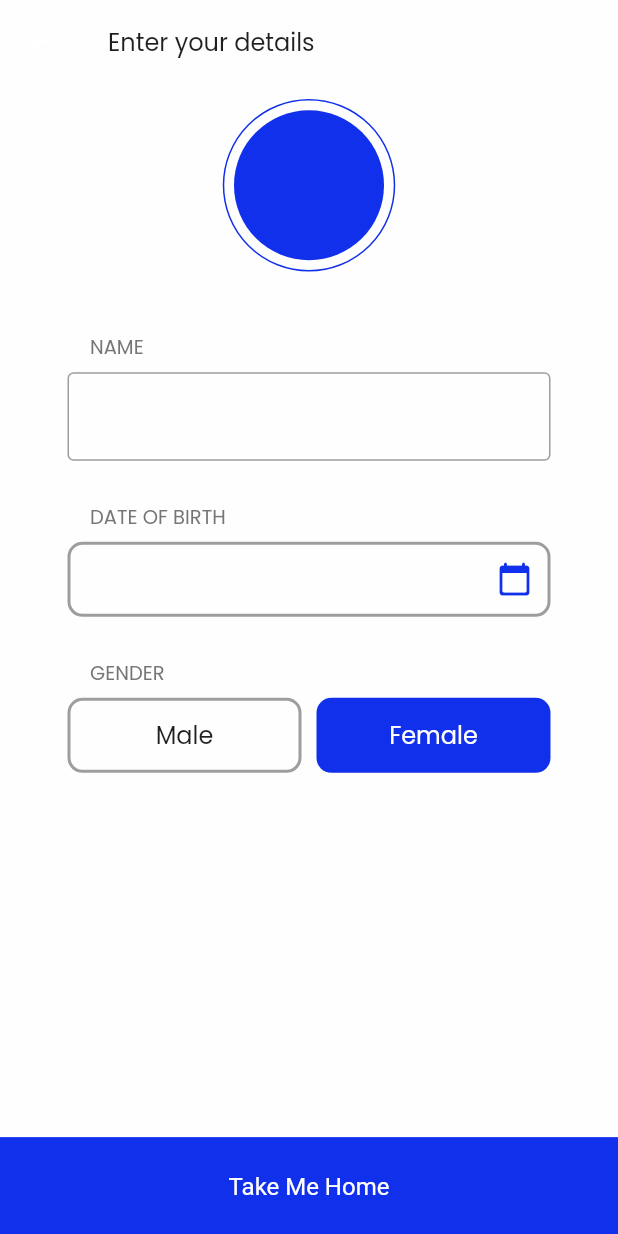
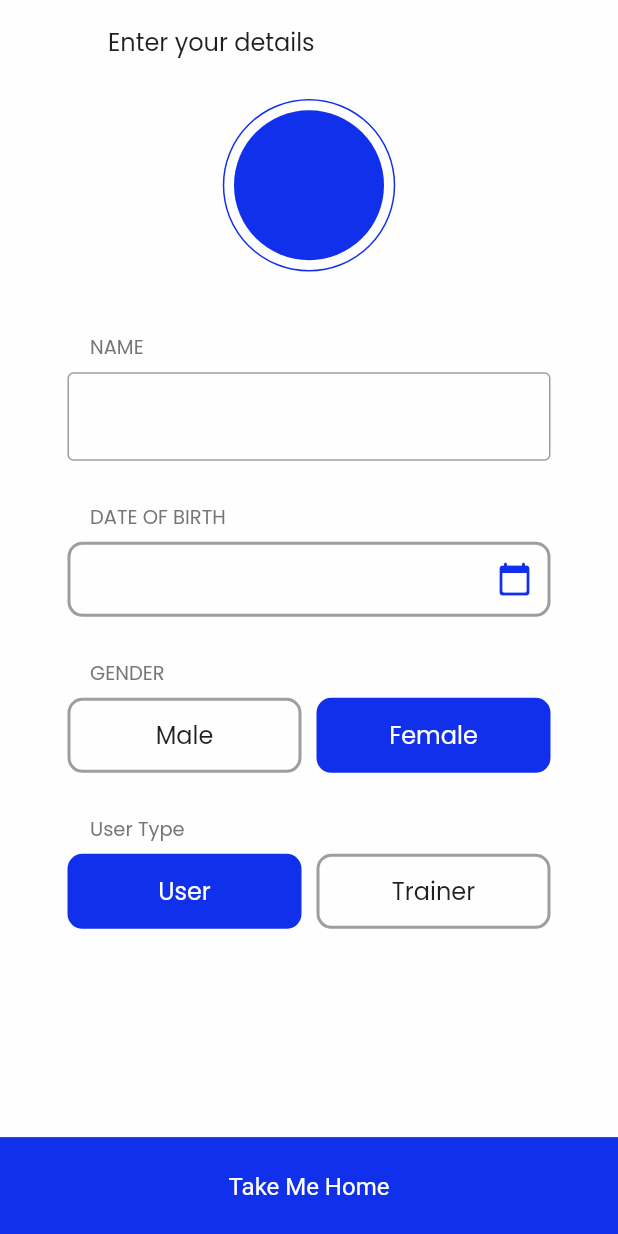
Before and after one commit to high-coder/fitness, a Flutter app: the ProfileScreen screen opened directly, on a phone screen of 412 x 824 dp. Run offline on Flutter 3.47's test engine with Material 2 defaults, Android fonts, the light colour scheme and no system bars; our stand-ins replace auto_size_text, cloud_firestore, dio, firebase_auth, firebase_core, fl_chart and 10 more; missing offline and left inert: pin_entry_text_field; accounts and stored records are empty; generated files the repository leaves out were written again.

Commit message:
ui update

```diff
--- a/lib/Screens/Login/newUserDetails.dart
+++ b/lib/Screens/Login/newUserDetails.dart
@@ -1,13 +1,9 @@
-import 'dart:async';
-
-import 'package:email_validator/email_validator.dart';
 import 'package:fitness_app/Screens/HomeScreen/homePage.dart';
 import 'package:fitness_app/constants/MyColors.dart';
 import 'package:fitness_app/constants/MyTextStyle.dart';
 import 'package:fitness_app/providers/currentState.dart';
 import 'package:flutter/cupertino.dart';
 import 'package:flutter/material.dart';
-import 'package:flutter/services.dart';
 import 'package:fluttertoast/fluttertoast.dart';
 import 'package:provider/provider.dart';
 
@@ -17,33 +13,27 @@ class ProfileScreen extends StatefulWidget {
 }
 
 class _ProfileScreenState extends State<ProfileScreen> {
-
   final TextEditingController _name = TextEditingController();
 
   final TextEditingController _dob = TextEditingController();
 
-
-
   FocusNode _nameFocus;
   FocusNode _dobFocus;
 
-
   String gender = "female";
-
   DateTime selectedDate;
   var d = 0;
   var m = 0;
   var y = 0;
   var ismale = false;
+  var isUser = true;
   var checkbox = [false, false, false];
-
 
   void _updateCheckbox(int position) {
     setState(() {
       checkbox[position] = !checkbox[position];
     });
   }
-
 
   _selectDate(BuildContext context) async {
     final DateTime picked = await showDatePicker(
@@ -60,6 +50,7 @@ class _ProfileScreenState extends State<ProfileScreen> {
         y = selectedDate.year;
       });
   }
+
   @override
   void initState() {
     // TODO: implement initState
@@ -69,25 +60,19 @@ class _ProfileScreenState extends State<ProfileScreen> {
 
     _dobFocus = FocusNode();
 
-    CurrentState _instance = Provider.of<CurrentState>(context, listen:false);
+    CurrentState _instance = Provider.of<CurrentState>(context, listen: false);
 
-
-
-
-    if(_instance.currentUser.gender != null) {
+    if (_instance.currentUser.gender != null) {
       gender = _instance.currentUser.gender;
-      if(gender == "male") {
+      if (gender == "male") {
         ismale = true;
-      } else{
+      } else {
         ismale = false;
       }
-      setState(() {
-
-      });
+      setState(() {});
     }
 
-
-    if(_instance.currentUser.dob != null){
+    if (_instance.currentUser.dob != null) {
       d = _instance.currentUser.dob.day;
       m = _instance.currentUser.dob.month;
       y = _instance.currentUser.dob.year;
@@ -101,11 +86,11 @@ class _ProfileScreenState extends State<ProfileScreen> {
     _nameFocus.dispose();
 
     _dobFocus.dispose();
+  }
 
-  }
   @override
   Widget build(BuildContext context) {
-    CurrentState _instance = Provider.of<CurrentState>(context, listen:false);
+    CurrentState _instance = Provider.of<CurrentState>(context, listen: false);
     var height = MediaQuery.of(context).size.height;
     return Scaffold(
       backgroundColor: MyColors.backgroundColor,
@@ -118,42 +103,40 @@ class _ProfileScreenState extends State<ProfileScreen> {
         ),
       ),
       bottomNavigationBar: Consumer<CurrentState>(
-        builder: (context, _,__) {
+        builder: (context, _, __) {
           return AbsorbPointer(
             absorbing: _instance.buttonNotActive,
             child: GestureDetector(
-              onTap: () async{
+              onTap: () async {
                 bool active = false;
                 String reason = "";
-                if(_name.text.isNotEmpty) {
-                  if(gender.isNotEmpty) {
-                    if(selectedDate!= null) {
+                if (_name.text.isNotEmpty) {
+                  if (gender.isNotEmpty) {
+                    if (selectedDate != null) {
                       active = true;
                       print("all set for the next phase");
-                      Map<String,dynamic> user = {
-                        'fullName':_name.text,
-                        'gender':gender,
-                        'dob':selectedDate,
+                      Map<String, dynamic> user = {
+                        'fullName': _name.text,
+                        'gender': gender,
+                        'dob': selectedDate,
+                        'type': isUser ? 'users' : 'trainer'
                       };
                       String ret = await _instance.saveNewUserData(user);
-                      if(ret == "success") {
-                        Navigator.push(context, MaterialPageRoute(builder: (context)=> OurHome()));
+                      if (ret == "success") {
+                        Navigator.push(context, MaterialPageRoute(builder: (context) => OurHome()));
                       }
                       Fluttertoast.showToast(msg: ret);
-
-
-                    } else{
+                    } else {
                       reason = "select your DOB";
                     }
-                  } else{
+                  } else {
                     reason = "select your gender";
                   }
-                } else{
+                } else {
                   reason = "Enter your name";
                 }
-                if(active == false) {
+                if (active == false) {
                   Fluttertoast.showToast(msg: reason);
-
                 }
               },
               child: Container(
@@ -191,23 +174,20 @@ class _ProfileScreenState extends State<ProfileScreen> {
                     height: 115,
                     width: 115,
                     decoration: BoxDecoration(
-                        border:
-                        Border.all(width: 1, color: MyColors.blue_ribbon),
+                        border: Border.all(width: 1, color: MyColors.blue_ribbon),
                         borderRadius: BorderRadius.circular(100)),
                   ),
                   Container(
                     height: 100,
                     width: 100,
                     decoration: BoxDecoration(
-                        color: MyColors.blue_ribbon,
-                        borderRadius: BorderRadius.circular(100)),
+                        color: MyColors.blue_ribbon, borderRadius: BorderRadius.circular(100)),
                   ),
                 ],
               ),
               SizedBox(
                 height: height * 0.05,
               ),
-
               Column(
                 crossAxisAlignment: CrossAxisAlignment.start,
                 children: [
@@ -230,7 +210,6 @@ class _ProfileScreenState extends State<ProfileScreen> {
                   ),
                 ],
               ),
-
               Column(
                 crossAxisAlignment: CrossAxisAlignment.start,
                 children: [
@@ -251,14 +230,12 @@ class _ProfileScreenState extends State<ProfileScreen> {
                           padding: EdgeInsets.only(left: 10, right: 10),
                           decoration: BoxDecoration(
                               borderRadius: BorderRadius.circular(10),
-                              border:
-                              Border.all(width: 2, color: Colors.black38)),
+                              border: Border.all(width: 2, color: Colors.black38)),
                           height: 50,
                           width: double.infinity,
                           child: Row(
-                            mainAxisAlignment: d != 0
-                                ? MainAxisAlignment.spaceBetween
-                                : MainAxisAlignment.end,
+                            mainAxisAlignment:
+                                d != 0 ? MainAxisAlignment.spaceBetween : MainAxisAlignment.end,
                             children: [
                               if (d != 0) Center(child: Text('$d - $m - $y')),
                               Icon(
@@ -297,17 +274,13 @@ class _ProfileScreenState extends State<ProfileScreen> {
                               decoration: BoxDecoration(
                                 borderRadius: BorderRadius.circular(10),
                                 color: ismale ? MyColors.blue_ribbon : null,
-                                border: !ismale
-                                    ? Border.all(width: 2, color: Colors.grey)
-                                    : null,
+                                border: !ismale ? Border.all(width: 2, color: Colors.grey) : null,
                               ),
                               child: Center(
                                   child: Text(
-                                    'Male',
-                                    style: ismale
-                                        ? MyTextStyle.text4
-                                        : MyTextStyle.text3,
-                                  )),
+                                'Male',
+                                style: ismale ? MyTextStyle.text4 : MyTextStyle.text3,
+                              )),
                               height: 50,
                             ),
                           ),
@@ -327,18 +300,14 @@ class _ProfileScreenState extends State<ProfileScreen> {
                               decoration: BoxDecoration(
                                 borderRadius: BorderRadius.circular(10),
                                 color: !ismale ? MyColors.blue_ribbon : null,
-                                border: ismale
-                                    ? Border.all(width: 2, color: Colors.grey)
-                                    : null,
+                                border: ismale ? Border.all(width: 2, color: Colors.grey) : null,
                               ),
                               height: 50,
                               child: Center(
                                   child: Text(
-                                    'Female',
-                                    style: !ismale
-                                        ? MyTextStyle.text4
-                                        : MyTextStyle.text3,
-                                  )),
+                                'Female',
+                                style: !ismale ? MyTextStyle.text4 : MyTextStyle.text3,
+                              )),
                             ),
                           ),
                         )
@@ -347,8 +316,72 @@ class _ProfileScreenState extends State<ProfileScreen> {
                   ),
                 ],
               ),
-
-
+              Column(
+                crossAxisAlignment: CrossAxisAlignment.start,
+                children: [
+                  Padding(
+                    padding: const EdgeInsets.only(left: 15),
+                    child: Text(
+                      'User Type',
+                      style: MyTextStyle.referEarnText,
+                    ),
+                  ),
+                  Padding(
+                    padding: const EdgeInsets.only(top: 7, bottom: 28),
+                    child: Row(
+                      children: [
+                        Expanded(
+                          child: GestureDetector(
+                            onTap: () {
+                              setState(() {
+                                isUser = true;
+                              });
+                            },
+                            child: Container(
+                              decoration: BoxDecoration(
+                                borderRadius: BorderRadius.circular(10),
+                                color: isUser ? MyColors.blue_ribbon : null,
+                                border: !isUser ? Border.all(width: 2, color: Colors.grey) : null,
+                              ),
+                              child: Center(
+                                  child: Text(
+                                'User',
+                                style: isUser ? MyTextStyle.text4 : MyTextStyle.text3,
+                              )),
+                              height: 50,
+                            ),
+                          ),
+                        ),
+                        SizedBox(
+                          width: 10,
+                        ),
+                        Expanded(
+                          child: GestureDetector(
+                            onTap: () {
+                              setState(() {
+                                isUser = false;
+                              });
+                            },
+                            child: Container(
+                              decoration: BoxDecoration(
+                                borderRadius: BorderRadius.circular(10),
+                                color: !isUser ? MyColors.blue_ribbon : null,
+                                border: isUser ? Border.all(width: 2, color: Colors.grey) : null,
+                              ),
+                              height: 50,
+                              child: Center(
+                                  child: Text(
+                                'Trainer',
+                                style: !isUser ? MyTextStyle.text4 : MyTextStyle.text3,
+                              )),
+                            ),
+                          ),
+                        )
+                      ],
+                    ),
+                  ),
+                ],
+              ),
             ],
           ),
         ),
--- a/lib/main.dart
+++ b/lib/main.dart
@@ -5,6 +5,7 @@ import 'package:fitness_app/pages/newWorkout.dart';
 import 'package:fitness_app/pages/nutrition.dart';
 import 'package:fitness_app/pages/trainersScreen.dart';
 import 'package:fitness_app/providers/currentState.dart';
+import 'package:fitness_app/services/loginChecker.dart';
 import 'package:flutter/material.dart';
 import 'package:google_fonts/google_fonts.dart';
 import 'package:hive/hive.dart';
@@ -49,7 +50,7 @@ class MyApp extends StatelessWidget {
           //     Theme.of(context).textTheme,
           //   ),
           // ),
-          home: NewWorkOut()),
+          home: TrainerPage()),
     );
   }
 }
--- a/lib/modelss/ourUser.dart
+++ b/lib/modelss/ourUser.dart
@@ -54,7 +54,7 @@ class OurUser{
       'dob':dob,
       'steps':steps,
       'calories':calories,
-      'localCourses':localCourses,
+      'workouts':localCourses,
       'purchasedCourses':purchasedCourses,
       'caloriesList':caloriesList
     };
@@ -74,7 +74,7 @@ class OurUser{
       dob: json['dob'] != null ? json['dob'].toDate() : json['dob'],
       steps: json['steps'],
       calories: json['calories'],
-      localCourses: json['localCourses'],
+      localCourses: json['workouts'],
       purchasedCourses: json["purchasedCourses"],
       caloriesList: json['caloriesList']
     );
--- a/lib/pages/trainer.dart
+++ b/lib/pages/trainer.dart
@@ -108,9 +108,9 @@ class _TrainerState extends State<Trainer> {
                           padding: EdgeInsets.all(20),
                           decoration: BoxDecoration(
                               color: Colors.primaries[Random().nextInt(Colors.primaries.length)],
-                              image: DecorationImage(
-                                  image: AssetImage('assets/rainbow.png'),
-                                  fit: BoxFit.cover),
+                              // image: DecorationImage(
+                              //     // image: AssetImage('assets/rainbow.png'),
+                              //     fit: BoxFit.cover),
                               borderRadius: BorderRadius.circular(10)),
                           height: size.height * 0.25,
                           width: size.width * 0.8,
--- a/lib/pages/trainersScreen.dart
+++ b/lib/pages/trainersScreen.dart
@@ -23,6 +23,7 @@ class _TrainerPageState extends State<TrainerPage> {
 
   @override
   Widget build(BuildContext context) {
+    database.afunction();
     Size size = MediaQuery.of(context).size;
     return Scaffold(
       appBar: AppBar(
@@ -74,8 +75,8 @@ class _TrainerPageState extends State<TrainerPage> {
                       margin: EdgeInsets.symmetric(horizontal: 25),
                       padding: EdgeInsets.all(20),
                       decoration: BoxDecoration(
-                          image: DecorationImage(
-                              image: AssetImage('assets/bub.png'), fit: BoxFit.cover),
+                          // image: DecorationImage(
+                          //     image: AssetImage('assets/bub.png'), fit: BoxFit.cover),
                           color: Color(0xb0891f90),
                           borderRadius: BorderRadius.circular(10)),
                       height: size.height * 0.25,
--- a/lib/services/database.dart
+++ b/lib/services/database.dart
@@ -24,9 +24,8 @@ class OurDatabase {
 
   Future<String> updateUserData(String uid, Map user) async {
     String retVal = "error";
-
     try {
-      await _firestore.collection("users").doc(uid).update(user);
+      await _firestore.collection(user['type']).doc(uid).update(user);
       retVal = "success";
     } catch (e) {
       print(e);
@@ -37,7 +36,6 @@ class OurDatabase {
 
   Future<OurUser> getUserInfo(String uid) async {
     OurUser retVal = OurUser();
-
     try {
       // this block is running fine
       DocumentSnapshot _docSnapshot = await _firestore.collection("users").doc(uid).get();
@@ -45,7 +43,17 @@ class OurDatabase {
       print(_docSnapshot.data());
       print("below the document snapshot data");
       //retVal(_docSnapshot.data()['name']);
-
+      _firestore.collection('users').doc(uid).get().then((value) => {
+            if (value.data() == null)
+              {
+                _firestore.collection('trainer').doc(uid).get().then((value) => {
+                      //Data
+                      _docSnapshot = value
+                    })
+              }
+            else
+              {_docSnapshot = value}
+          });
       retVal = retVal.toInstance(_docSnapshot.data());
       // retVal.uid = uid;
       // retVal.fullName = _docSnapshot.data()['name'];
@@ -266,4 +274,6 @@ class OurDatabase {
       'workouts': FieldValue.arrayUnion([workout])
     });
   }
+
+  afunction() {}
 }
--- a/lib/services/loginChecker.dart
+++ b/lib/services/loginChecker.dart
@@ -27,7 +27,7 @@ class _RootState extends State<Root> {
     // TODO: implement didChangeDependencies
     super.didChangeDependencies();
 
-    //get the state , check the state, check current userm set authstatus based on state
+    //get the state , check the state, check current user set authstatus based on state
     CurrentState _instance = Provider.of<CurrentState>(context,listen:false);
     String _returnString = await _instance.onStartApi();
 
```
